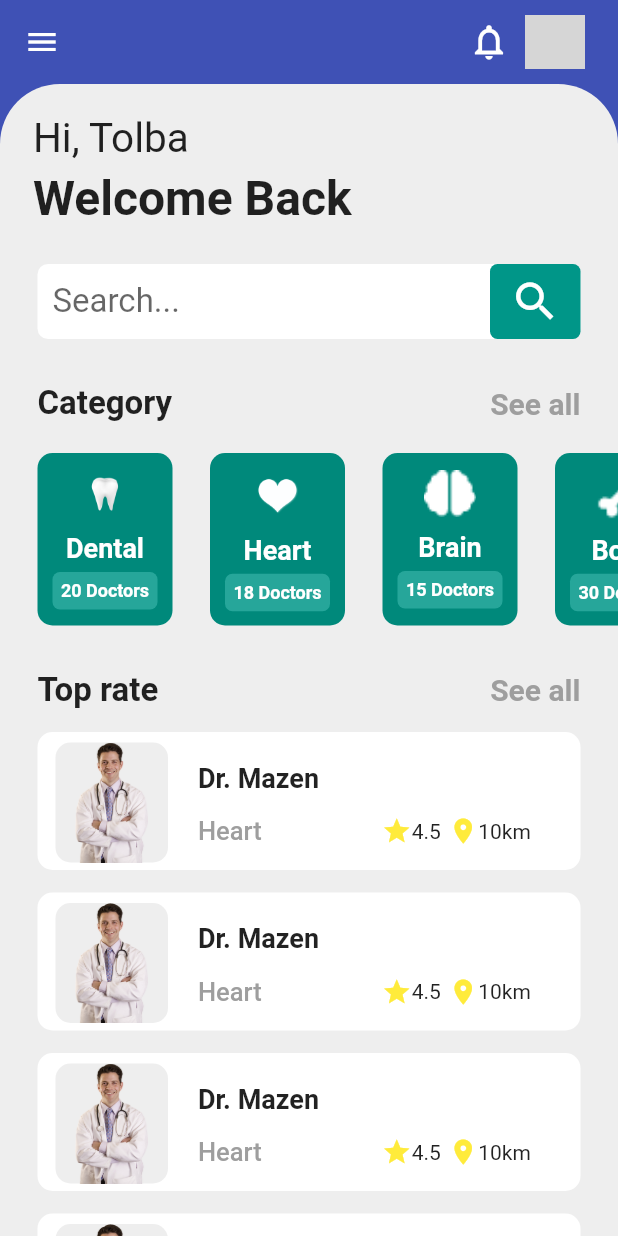
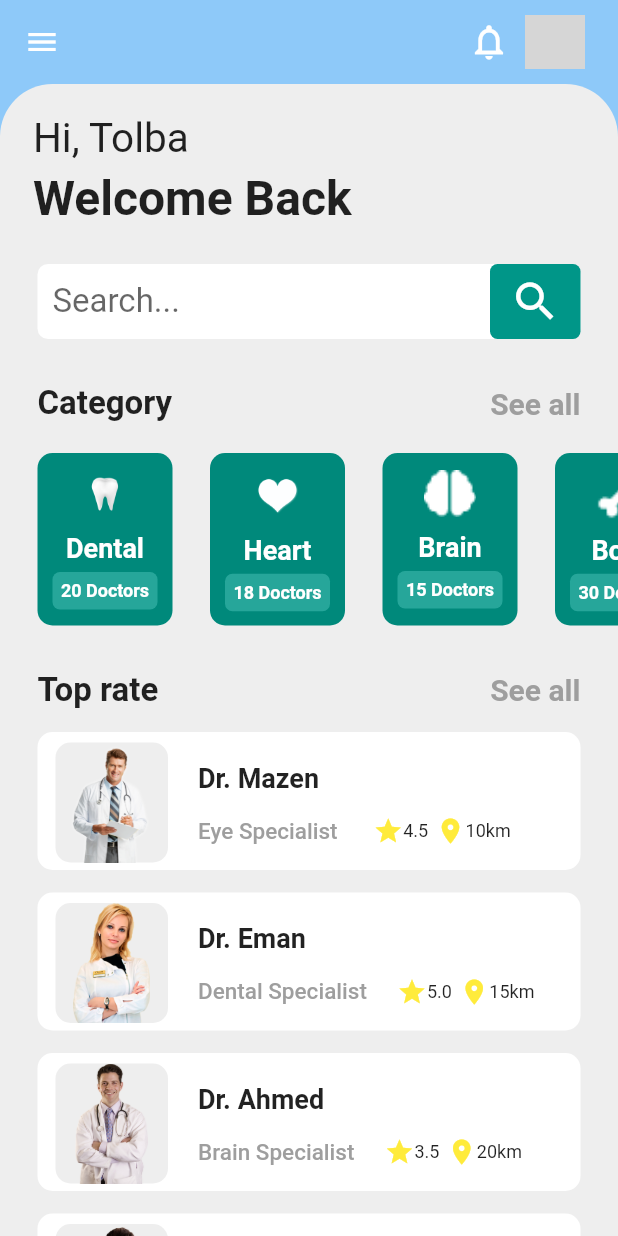
Before and after one commit to Tolbaax/dr_Appointment, a Flutter app: the screen it shows after launch, on a phone screen of 412 x 824 dp. Run offline on Flutter 3.47's test engine with Material 2 defaults, Android fonts, the phone set to English and light mode, and no system bars; grey boxes are pictures that could not be loaded.

Commit message:
Initial commit

```diff
--- a/lib/Screens/HomeScreen.dart
+++ b/lib/View/Screens/HomeScreen.dart
@@ -1,16 +1,15 @@
 import 'package:de_appointment/Model/CategoryModel.dart';
 import 'package:de_appointment/Model/TopRateModel.dart';
-import 'package:de_appointment/Screens/AppScreen.dart';
-import 'package:de_appointment/Widgets/CategoryWidget.dart';
-import 'package:de_appointment/Widgets/TopRateWidget.dart';
+import 'package:de_appointment/View/Screens/AppScreen.dart';
+import 'package:de_appointment/View/Widgets/TopRateWidget.dart';
 import 'package:flutter/material.dart';
+import '../Widgets/CategoryWidget.dart';
 
 class HomeScreen extends StatefulWidget {
   const HomeScreen({Key? key}) : super(key: key);
   @override
   _HomeScreenState createState() => _HomeScreenState();
 }
-
 List<CategoryModel> category = [
   CategoryModel(
       categoryImageUrl: 'images/tooth.png',
@@ -31,38 +30,38 @@ List<CategoryModel> category = [
 ];
 List<TopRateModel> topRate = [
   TopRateModel(
-      topRateImageUrl: 'images/dr3.png',
+      topRateImageUrl: 'images/dr2.png',
       drName: 'Dr. Mazen',
-      spec: 'Heart',
+      spec: 'Eye Specialist ',
       rate: 4.5,
       distance: '10km'),
   TopRateModel(
-      topRateImageUrl: 'images/dr3.png',
-      drName: 'Dr. Mazen',
-      spec: 'Heart',
-      rate: 4.5,
-      distance: '10km'),
+      topRateImageUrl: 'images/dr1.png',
+      drName: 'Dr. Eman',
+      spec: 'Dental Specialist',
+      rate: 5,
+      distance: '15km'),
   TopRateModel(
       topRateImageUrl: 'images/dr3.png',
-      drName: 'Dr. Mazen',
-      spec: 'Heart',
-      rate: 4.5,
-      distance: '10km'),
+      drName: 'Dr. Ahmed',
+      spec: 'Brain Specialist',
+      rate: 3.5,
+      distance: '20km'),
   TopRateModel(
-      topRateImageUrl: 'images/dr3.png',
-      drName: 'Dr. Mazen',
-      spec: 'Heart',
-      rate: 4.5,
-      distance: '10km'),
+      topRateImageUrl: 'images/dr4.png',
+      drName: 'Dr. Ebrahim',
+      spec: 'Heart Surgeon',
+      rate: 4.2,
+      distance: '50km'),
 ];
 
 class _HomeScreenState extends State<HomeScreen> {
   @override
   Widget build(BuildContext context) {
     return Scaffold(
-      backgroundColor: Colors.indigo,
+      backgroundColor: Colors.blue.withAlpha(130),
       appBar: AppBar(
-        backgroundColor: Colors.indigo,
+        backgroundColor: Colors.transparent,
         elevation: 0,
         leading: const Icon(Icons.menu),
         actions: [
@@ -75,7 +74,7 @@ class _HomeScreenState extends State<HomeScreen> {
                 const EdgeInsets.only(right: 22, left: 10, top: 10, bottom: 10),
             width: 40,
             decoration: BoxDecoration(
-                borderRadius: BorderRadius.circular(7),
+                borderRadius: BorderRadius.circular(5),
                 image: const DecorationImage(
                     fit: BoxFit.fill, image: AssetImage("images/1.jpg"))),
           )
@@ -86,8 +85,8 @@ class _HomeScreenState extends State<HomeScreen> {
         decoration: BoxDecoration(
             color: Colors.grey.shade200,
             borderRadius: const BorderRadius.only(
-              topLeft: Radius.circular(40),
-              topRight: Radius.circular(40),
+              topLeft: Radius.circular(35),
+              topRight: Radius.circular(35),
             )),
         child: Column(
           crossAxisAlignment: CrossAxisAlignment.start,
@@ -166,6 +165,9 @@ class _HomeScreenState extends State<HomeScreen> {
             SizedBox(
               height: 135,
               child: ListView.builder(
+                physics: const ScrollPhysics(
+
+                ),
                   shrinkWrap: true,
                   itemCount: category.length,
                   scrollDirection: Axis.horizontal,
@@ -200,9 +202,11 @@ class _HomeScreenState extends State<HomeScreen> {
                   itemCount: topRate.length,
                   itemBuilder: (context, index) {
                     return GestureDetector(
-                      onTap: ()
-                      {
-                        Navigator.push(context, MaterialPageRoute(builder: (context)=>const AppScreen()));
+                      onTap: () {
+                        Navigator.push(
+                            context,
+                            MaterialPageRoute(
+                                builder: (context) => const AppScreen()));
                       },
                       child: RateWidget(
                         topRate: topRate[index],
--- a/lib/Widgets/TopRateWidget.dart
+++ b/lib/View/Widgets/TopRateWidget.dart
@@ -33,7 +33,7 @@ class _RateWidgetState extends State<RateWidget> {
             child: Image.asset(widget.topRate!.topRateImageUrl!),
           ),
           Container(
-            margin: EdgeInsets.only(left: 5, top: 10),
+            margin:const EdgeInsets.only(left: 5, top: 10),
             child: Column(
               mainAxisAlignment: MainAxisAlignment.start,
               crossAxisAlignment: CrossAxisAlignment.start,
@@ -54,11 +54,11 @@ class _RateWidgetState extends State<RateWidget> {
                         widget.topRate!.spec!,
                         style: const TextStyle(
                             color: Colors.grey,
-                            fontSize: 17,
+                            fontSize: 15,
                             fontWeight: FontWeight.w500),
                       ),
                       Container(
-                        margin: const EdgeInsets.only(left: 80),
+                        margin: const EdgeInsets.only(left: 20),
                         child: Row(
                           children: [
                             const Icon(
@@ -66,7 +66,7 @@ class _RateWidgetState extends State<RateWidget> {
                               size: 20,
                               color: Colors.yellow,
                             ),
-                            Text(widget.topRate!.rate!.toString()),
+                            Text(widget.topRate!.rate!.toString(),style:const TextStyle(fontSize: 12),),
                             const Padding(
                               padding:  EdgeInsets.only(left: 5),
                               child:  Icon(
@@ -75,7 +75,7 @@ class _RateWidgetState extends State<RateWidget> {
                                 color: Colors.yellow,
                               ),
                             ),
-                            Text(widget.topRate!.distance!),
+                            Text(widget.topRate!.distance!,style:const TextStyle(fontSize: 12),),
                           ],
                         ),
                       )
--- a/lib/main.dart
+++ b/lib/main.dart
@@ -1,5 +1,6 @@
-import 'package:de_appointment/Screens/AppScreen.dart';
-import 'package:de_appointment/Screens/HomeScreen.dart';
+
+import 'package:de_appointment/View/Screens/AppScreen.dart';
+import 'package:de_appointment/View/Screens/HomeScreen.dart';
 import 'package:flutter/material.dart';
 
 void main() {
@@ -8,7 +9,6 @@ void main() {
 
 class DrAppointment extends StatefulWidget {
   const DrAppointment({Key? key}) : super(key: key);
-
   @override
   _DrAppointmentState createState() => _DrAppointmentState();
 }
--- a/pubspec.yaml
+++ b/pubspec.yaml
@@ -62,6 +62,7 @@ flutter:
   # To add assets to your application, add an assets section, like this:
   assets:
      - images/
+     - images/heart.png
 
   # An image asset can refer to one or more resolution-specific "variants", see
   # https://flutter.dev/assets-and-images/#resolution-aware.
```
Also changed, not shown: lib/Screens/AppScreen.dart (deleted, +0 -18 lines), lib/View/Screens/AppScreen.dart (added, +129 -0 lines), lib/View/Widgets/CategoryWidget.dart (renamed from lib/Widgets/CategoryWidget.dart).
